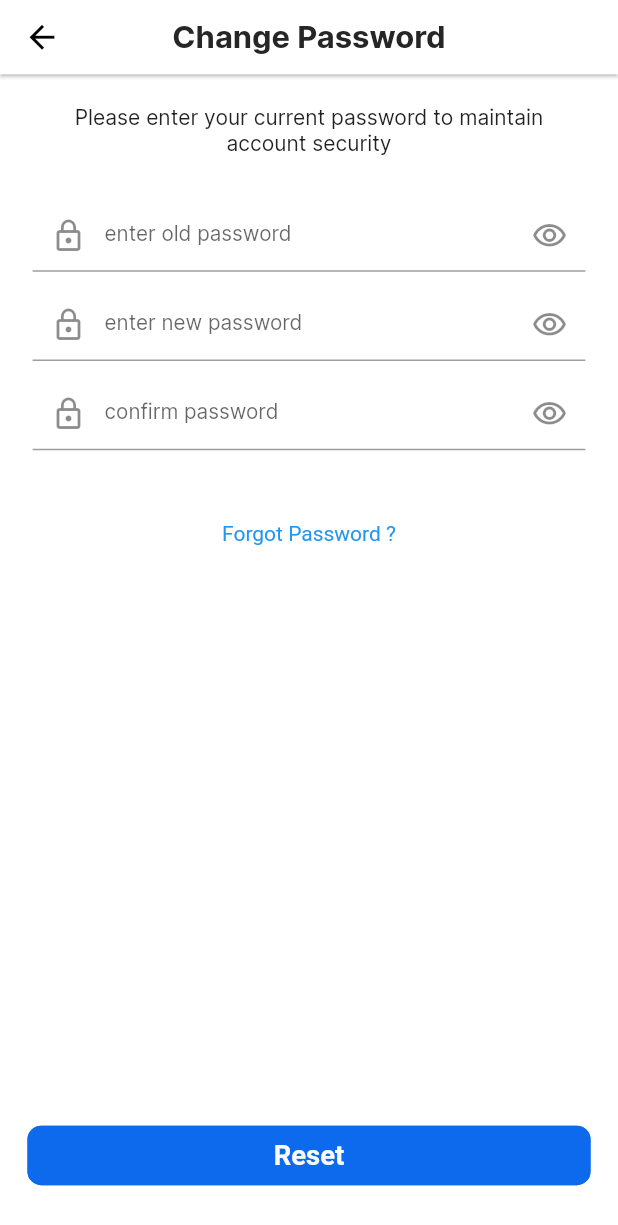
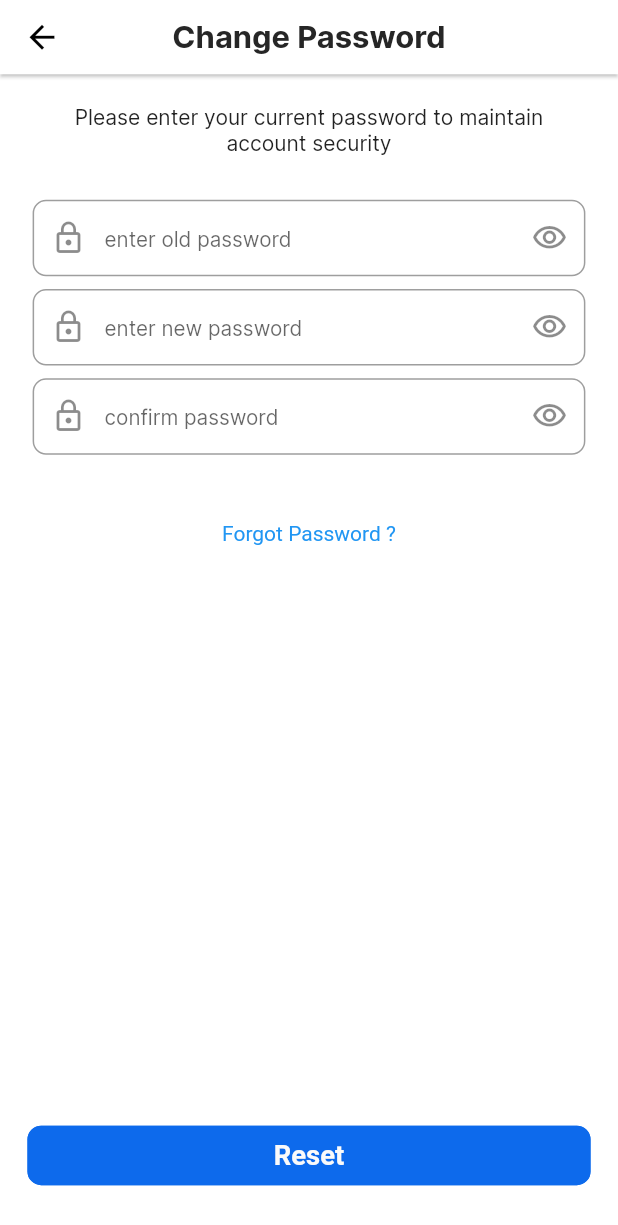
Before and after one commit to Office-Booking-Capstone-Kelompok-8/Office-Booking-Flutter, a Flutter app: the ChangePassword screen opened by its route, on a phone screen of 412 x 824 dp. Shown: the top 1225 px of the screen. Run offline on Flutter 3.47's test engine with Material 2 defaults, Android fonts, the phone set to English and light mode, and no system bars; our stand-ins replace dio, dropdown_textfield, file_picker, flutter_screenutil, flutter_smart_dialog, flutter_svg and 2 more; accounts and stored records are empty.

Commit message:
add is dense form

```diff
--- a/lib/screen/components/form_component.dart
+++ b/lib/screen/components/form_component.dart
@@ -48,8 +48,8 @@ class FormComponent extends StatelessWidget {
         valueListenable: showPassword,
         builder: (context, value, _) {
           return SizedBox(
-            height: formHeight,
-            width: formWidth,
+            // height: formHeight,
+            // width: formWidth,
             child: TextFormField(
               onTap: onPress,
               controller: controller,
@@ -106,15 +106,14 @@ class FormComponent extends StatelessWidget {
                           : isSearch == true
                               ? const Icon(Icons.filter_list)
                               : null,
-                  border: isSearch == true || isForm == true
-                      ? OutlineInputBorder(
-                          borderRadius: BorderRadius.circular(9.r),
-                          borderSide: const BorderSide(
-                            width: 1,
-                            color: AppColors.borderButton,
-                          ),
-                        )
-                      : null),
+                  border: OutlineInputBorder(
+                    borderRadius: BorderRadius.circular(9.r),
+                    borderSide: const BorderSide(
+                      width: 1,
+                      color: AppColors.borderButton,
+                    ),
+                  ),
+                  isDense: true),
             ),
           );
         });
```
